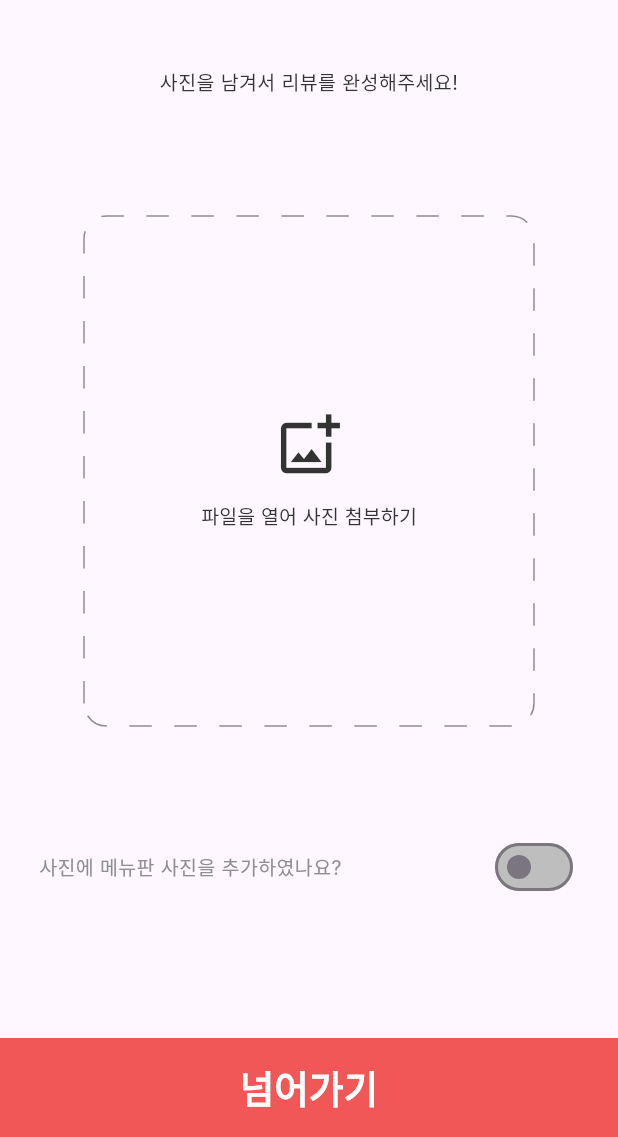
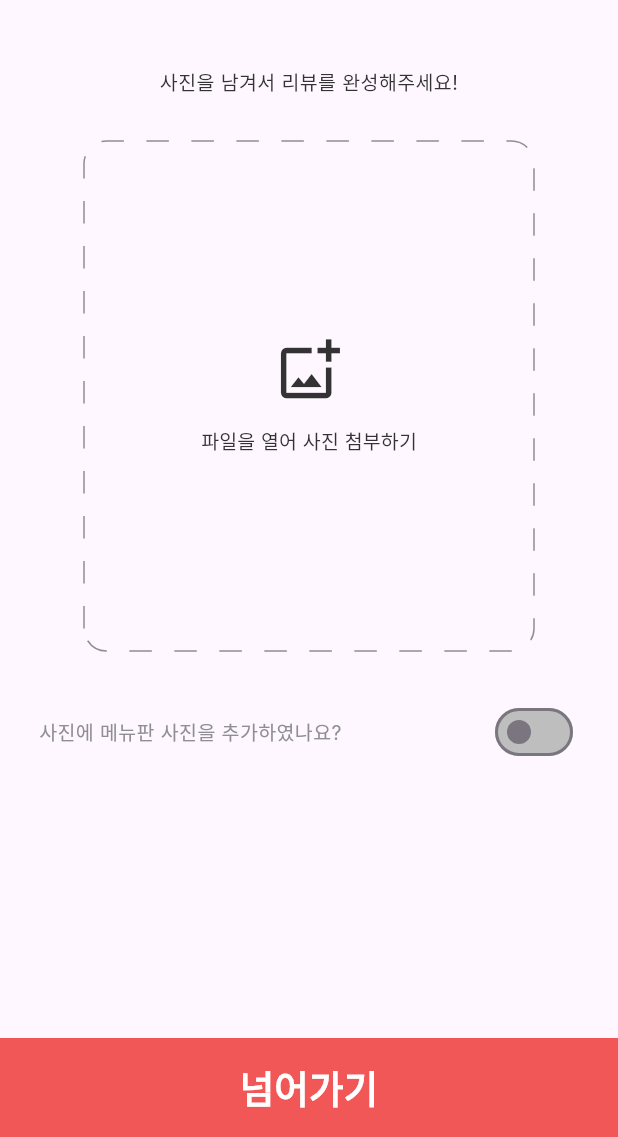
Before and after one commit to inha-swuniv-2024-netzero-hackathon/team-five-fe, a Flutter app: the ReviewWritingPage screen opened directly with empty values, swiped to page 4, on a phone screen of 412 x 824 dp, the part 99-1236 px from its top. Run offline on Flutter 3.47's test engine with Material 3 defaults, Android fonts, the phone set to English and light mode, and no system bars; drawn by our look-alikes of dotted_border; our stand-ins replace connectivity_plus, flutter_secure_storage, fluttertoast, gap, geolocator, google_maps_flutter and 2 more; missing offline and left inert: kakao_flutter_sdk_user; accounts and stored records are empty; network calls fail; Roboto replaces fonts that are missing (Inter).

Commit message:
2024.4.12

```diff
--- a/lib/providers/misiklist_provider/misiklist_change_provider.dart
+++ b/lib/providers/misiklist_provider/misiklist_change_provider.dart
@@ -1,3 +1,4 @@
+import 'dart:io';
 import 'package:flutter/material.dart';
 import 'package:proto_just_design/class/detail_misiklist_class.dart';
 import 'package:proto_just_design/class/misiklist_restaurant_class.dart';
@@ -5,6 +6,7 @@ import 'package:proto_just_design/class/misiklist_restaurant_class.dart';
 class MisiklistChangeProvider extends ChangeNotifier {
   late MisikListDetail copiedList;
   List<String> selectedList = [];
+  File? image;
 
   copyList(MisikListDetail data) {
     copiedList = MisikListDetail.copy(data);
@@ -42,4 +44,9 @@ class MisiklistChangeProvider extends ChangeNotifier {
     copiedList.restaurantList.insert(newIndex, item);
     notifyListeners();
   }
+
+  changeimage(File data) {
+    image = data;
+    notifyListeners();
+  }
 }
--- a/lib/providers/misiklist_provider/misiklist_page_provider.dart
+++ b/lib/providers/misiklist_provider/misiklist_page_provider.dart
@@ -5,7 +5,6 @@ import 'package:proto_just_design/datas/default_sorting.dart';
 class MisiklistProvider extends ChangeNotifier {
   List<Misiklist> misiklists = [];
   List<String> favMisiklists = [];
-  List<Misiklist> myMisiklists = [];
   SortState sorting = SortState.sortRecent;
 
   changeData(List<Misiklist> misiklistList) {
@@ -47,6 +46,4 @@ class MisiklistProvider extends ChangeNotifier {
     sorting = state;
     notifyListeners();
   }
-
-
 }
--- a/lib/screen_pages/login_page/login_page.dart
+++ b/lib/screen_pages/login_page/login_page.dart
@@ -70,6 +70,7 @@ class _LoginState extends State<Login> {
 
       await storage.write(key: "token", value: kakaoToken);
       provideUserData(userName, null, token);
+      print(token);
     }
   }
 
--- a/lib/screen_pages/misiklist_page/misiklist_change_page/misiklist_change_restaurant_button.dart
+++ b/lib/screen_pages/misiklist_page/misiklist_change_page/misiklist_change_restaurant_button.dart
@@ -66,7 +66,6 @@ class _MisiklistChangeRestaurantButtonState
           padding: const EdgeInsets.only(
             top: 10,
             bottom: 10,
-            left: 7,
           ),
           decoration: BoxDecoration(
             borderRadius: BorderRadius.circular(10),
@@ -88,7 +87,7 @@ class _MisiklistChangeRestaurantButtonState
           ),
           child: Row(
             children: [
-              GestureDetector(
+              InkWell(
                 onTap: () {
                   context
                       .read<MisiklistChangeProvider>()
@@ -97,6 +96,8 @@ class _MisiklistChangeRestaurantButtonState
                 child: Container(
                   width: 20,
                   height: 20,
+                  margin:
+                      const EdgeInsets.symmetric(horizontal: 7, vertical: 20),
                   padding: const EdgeInsets.all(3.5),
                   decoration: BoxDecoration(
                       border: Border.all(
@@ -115,7 +116,6 @@ class _MisiklistChangeRestaurantButtonState
                       : null,
                 ),
               ),
-              const Gap(10),
               Container(
                   width: 85,
                   height: 85,
--- a/lib/screen_pages/misiklist_page/misiklist_page.dart
+++ b/lib/screen_pages/misiklist_page/misiklist_page.dart
@@ -22,8 +22,7 @@ class _MisiklistPageState extends State<MisiklistPage> {
   @override
   Widget build(BuildContext context) {
     MisiklistProvider misiklistProvider = context.watch<MisiklistProvider>();
-    return SizedBox(
-      child: SingleChildScrollView(
+    return SingleChildScrollView(
       child: Column(
         children: [
           const SizedBox(height: 30),
@@ -36,7 +35,6 @@ class _MisiklistPageState extends State<MisiklistPage> {
                       ? Container()
                       : Container()
         ],
-        ),
       ),
     );
   }
--- a/lib/screen_pages/misiklist_page/misiklist_state/default_misiklist.dart
+++ b/lib/screen_pages/misiklist_page/misiklist_state/default_misiklist.dart
@@ -67,8 +67,9 @@ class _DefaultMisiklistState extends State<DefaultMisiklist> {
     return Container(
       alignment: Alignment.topCenter,
       padding: const EdgeInsets.only(left: 15, right: 15),
-      height: 600,
+      height: MediaQuery.sizeOf(context).height - 100,
       child: ListView.builder(
+        shrinkWrap: true,
         itemCount: len + 1,
         itemBuilder: (BuildContext context, int index) {
           if (index == len) {
--- a/lib/screen_pages/review_page/review_write/review_write_page.dart
+++ b/lib/screen_pages/review_page/review_write/review_write_page.dart
@@ -1,8 +1,10 @@
+import 'package:gap/gap.dart';
 import 'package:http/http.dart' as http;
 import 'dart:io';
 import 'package:dotted_border/dotted_border.dart';
 import 'package:flutter/material.dart';
 import 'package:image_picker/image_picker.dart';
+import 'package:proto_just_design/functions/get_image.dart';
 import 'package:proto_just_design/providers/network_provider.dart';
 import 'package:proto_just_design/providers/userdata.dart';
 import 'package:proto_just_design/widget_datas/default_boxshadow.dart';
@@ -44,25 +46,9 @@ class _ReviewWritingPageState extends State<ReviewWritingPage> {
 
   bool isAnonymous = false;
 
-  Future getImages() async {
-    final pickedFile = await picker.pickMultiImage(
-        imageQuality: 100, maxHeight: 1000, maxWidth: 1000);
-    List<XFile> xfilePick = pickedFile;
-
-    setState(
-      () {
-        if (xfilePick.isNotEmpty) {
-          for (var i = 0; i < xfilePick.length; i++) {
-            selectedImages.add(File(xfilePick[i].path));
-          }
-        }
-      },
-    );
-  }
-
   void backButton() {
     if (reviewPageController.page == 0) {
-      popPossible = true;
+      // popPossible = true;
       Navigator.pop(context);
     } else {
       popPossible = false;
@@ -239,12 +225,10 @@ class _ReviewWritingPageState extends State<ReviewWritingPage> {
                                     BorderSide(color: ColorStyles.gray))),
                       )),
                   const SizedBox(height: 105),
-                  Container(
-                    child: TextButton(
+                  TextButton(
                     style: ButtonStyles.transparenBtuttonStyle,
                     onPressed: () {},
                     child: Container(),
-                    ),
                   )
                 ],
               ),
@@ -258,8 +242,7 @@ class _ReviewWritingPageState extends State<ReviewWritingPage> {
 
   Widget secondOnboardingPage(BuildContext context) {
     return Scaffold(
-      body: Container(
-        child: Column(
+      body: Column(
         children: [
           reviewWritePageAppbar(context, '별점'),
           Expanded(
@@ -277,7 +260,7 @@ class _ReviewWritingPageState extends State<ReviewWritingPage> {
                       fontWeight: FontWeight.w500,
                     ),
                   ),
-                    const SizedBox(height: 65),
+                  const Gap(50),
                   Column(
                     crossAxisAlignment: CrossAxisAlignment.start,
                     children: [
@@ -293,7 +276,7 @@ class _ReviewWritingPageState extends State<ReviewWritingPage> {
                           ),
                         ),
                       ),
-                        const SizedBox(height: 15),
+                      const Gap(10),
                       Stack(
                         alignment: Alignment.center,
                         children: [
@@ -322,7 +305,7 @@ class _ReviewWritingPageState extends State<ReviewWritingPage> {
                           )
                         ],
                       ),
-                        const SizedBox(height: 40),
+                      const Gap(30),
                       const Padding(
                         padding: EdgeInsets.only(left: 20),
                         child: Text(
@@ -335,7 +318,7 @@ class _ReviewWritingPageState extends State<ReviewWritingPage> {
                           ),
                         ),
                       ),
-                        const SizedBox(height: 15),
+                      const Gap(10),
                       Stack(
                         alignment: Alignment.center,
                         children: [
@@ -364,7 +347,7 @@ class _ReviewWritingPageState extends State<ReviewWritingPage> {
                           )
                         ],
                       ),
-                        const SizedBox(height: 40),
+                      const Gap(30),
                       const Padding(
                         padding: EdgeInsets.only(left: 20),
                         child: Text(
@@ -377,7 +360,7 @@ class _ReviewWritingPageState extends State<ReviewWritingPage> {
                           ),
                         ),
                       ),
-                        const SizedBox(height: 15),
+                      const Gap(10),
                       Stack(
                         alignment: Alignment.center,
                         children: [
@@ -408,7 +391,7 @@ class _ReviewWritingPageState extends State<ReviewWritingPage> {
                       ),
                     ],
                   ),
-                    const SizedBox(height: 80),
+                  const Gap(30),
                   Container(
                     padding: const EdgeInsets.only(
                         left: 15, top: 15, bottom: 15, right: 20),
@@ -444,10 +427,10 @@ class _ReviewWritingPageState extends State<ReviewWritingPage> {
                             fontWeight: FontWeight.w600,
                           ),
                         ),
-                          Text(
+                        const Text(
                           '님의 최종 별점',
                           textAlign: TextAlign.center,
-                            style: const TextStyle(
+                          style: TextStyle(
                             color: ColorStyles.black,
                             fontSize: 13,
                             fontFamily: 'Inter',
@@ -464,7 +447,7 @@ class _ReviewWritingPageState extends State<ReviewWritingPage> {
                                   3)
                               .toStringAsFixed(2),
                           textAlign: TextAlign.center,
-                            style: TextStyle(
+                          style: const TextStyle(
                             color: Colors.black,
                             fontSize: 17,
                             fontFamily: 'Inter',
@@ -473,14 +456,14 @@ class _ReviewWritingPageState extends State<ReviewWritingPage> {
                         )
                       ],
                     ),
-                    )
+                  ),
+                  const Gap(10)
                 ],
               ),
             ),
           ),
           nextPageButton(context, '기록하기')
         ],
-        ),
       ),
     );
   }
@@ -607,7 +590,7 @@ class _ReviewWritingPageState extends State<ReviewWritingPage> {
               fontWeight: FontWeight.w400,
             ),
           ),
-          const SizedBox(height: 80),
+          const SizedBox(height: 30),
           Container(
             width: 360,
             height: 340,
@@ -617,7 +600,7 @@ class _ReviewWritingPageState extends State<ReviewWritingPage> {
               itemCount: selectedImages.length + 1,
               itemBuilder: (context, index) {
                 if (selectedImages.length == index) {
-                  return photoAddContainer(context);
+                  return _photoAddContainer(context);
                 }
                 return Column(
                   children: [
@@ -653,10 +636,9 @@ class _ReviewWritingPageState extends State<ReviewWritingPage> {
               },
             ),
           ),
-          Expanded(
-            child: Column(
+          Column(
             children: [
-                const SizedBox(height: 70),
+              const SizedBox(height: 30),
               SizedBox(
                 width: 360,
                 child: Row(
@@ -682,7 +664,6 @@ class _ReviewWritingPageState extends State<ReviewWritingPage> {
                 ),
               )
             ],
-            ),
           ),
         ]),
       ),
@@ -763,7 +744,7 @@ class _ReviewWritingPageState extends State<ReviewWritingPage> {
     );
   }
 
-  Widget photoAddContainer(BuildContext context) {
+  Widget _photoAddContainer(BuildContext context) {
     return Padding(
       padding: const EdgeInsets.only(left: 12, right: 12),
       child: SizedBox(
@@ -780,8 +761,12 @@ class _ReviewWritingPageState extends State<ReviewWritingPage> {
               Expanded(
                 child: TextButton(
                     style: ButtonStyles.transparenBtuttonStyle,
-                    onPressed: () {
-                      getImages();
+                    onPressed: () async {
+                      List<File> images = await getImages();
+                      for (File image in images) {
+                        selectedImages.add(image);
+                      }
+                      setState(() {});
                     },
                     child: const Row(
                       mainAxisAlignment: MainAxisAlignment.center,
@@ -888,7 +873,7 @@ class _ReviewWritingPageState extends State<ReviewWritingPage> {
               child: Text(
                 buttonName,
                 textAlign: TextAlign.center,
-                style: TextStyle(
+                style: const TextStyle(
                   color: Colors.white,
                   fontSize: 25,
                   fontFamily: 'Inter',
@@ -914,7 +899,7 @@ class _ReviewWritingPageState extends State<ReviewWritingPage> {
                   child: Text(
                     buttonName,
                     textAlign: TextAlign.center,
-                    style: TextStyle(
+                    style: const TextStyle(
                       color: Colors.white,
                       fontSize: 25,
                       fontFamily: 'Inter',
--- a/lib/screen_pages/review_page/review_write/review_write_restaurant_button.dart
+++ b/lib/screen_pages/review_page/review_write/review_write_restaurant_button.dart
@@ -1,4 +1,5 @@
 import 'package:flutter/material.dart';
+import 'package:gap/gap.dart';
 import 'package:proto_just_design/widget_datas/default_color.dart';
 
 class ReviewWriteRestaurantButton extends StatefulWidget {
@@ -18,7 +19,7 @@ class _ReviewWriteRestaurantButtonState
       height: 125,
       child: Row(
         children: [
-          Container(
+          SizedBox(
             width: 108,
             child: Row(
               children: [
@@ -34,7 +35,7 @@ class _ReviewWriteRestaurantButtonState
                     ),
                   ),
                 ),
-                SizedBox(width: 16),
+                const Gap(16),
                 Container(
                   height: 77,
                   width: 77,
--- a/lib/splash.dart
+++ b/lib/splash.dart
@@ -26,8 +26,8 @@ class _SplashScreenState extends State<SplashScreen> {
   apcheck() async {
     final next = await appVersionCheck();
     if (next == true) {
+      getUserToken();
       getCurrentLocation(context);
-      getUserToken();
     }
   }
 
```
Also changed, not shown: lib/functions/get_image.dart (added, +28 -0 lines), lib/screen_pages/guide_page/guide_page.dart (+8 -13 lines), lib/screen_pages/guide_page/restaurant_button.dart (+7 -1 lines), lib/screen_pages/misiklist_page/misiklist_add_page/misiklist_add_button.dart (+28 -4 lines), lib/screen_pages/misiklist_page/misiklist_change_page/misiklist_change_page.dart (+16 -12 lines), lib/screen_pages/misiklist_page/misiklist_change_page/misiklist_change_remove_dialog.dart (+5 -8 lines), lib/screen_pages/misiklist_page/misiklist_state/my_misiklist.dart (+4 -3 lines), lib/screen_pages/select_screen/Select_screen.dart (+5 -7 lines), lib/widget_datas/add_misiklist.dart (+85 -11 lines). Lines whose indentation alone changed are shown as unchanged.
